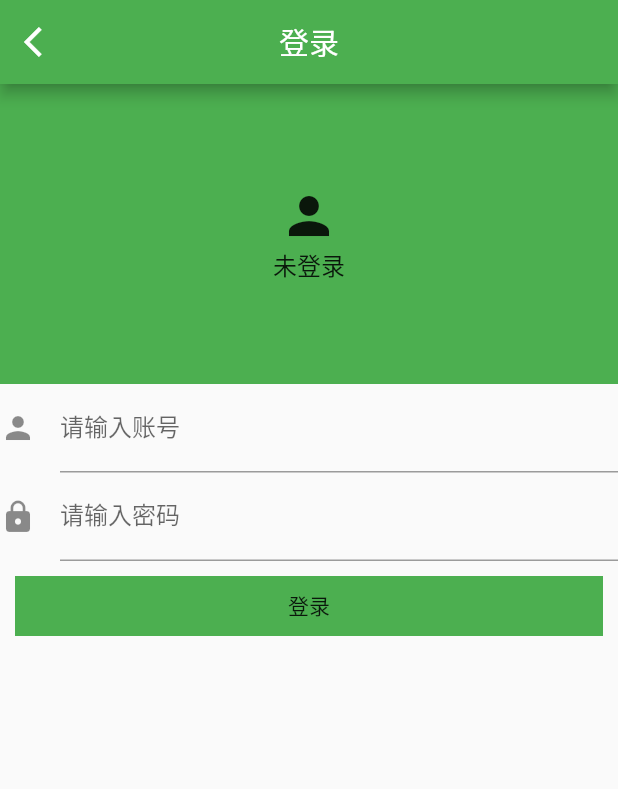
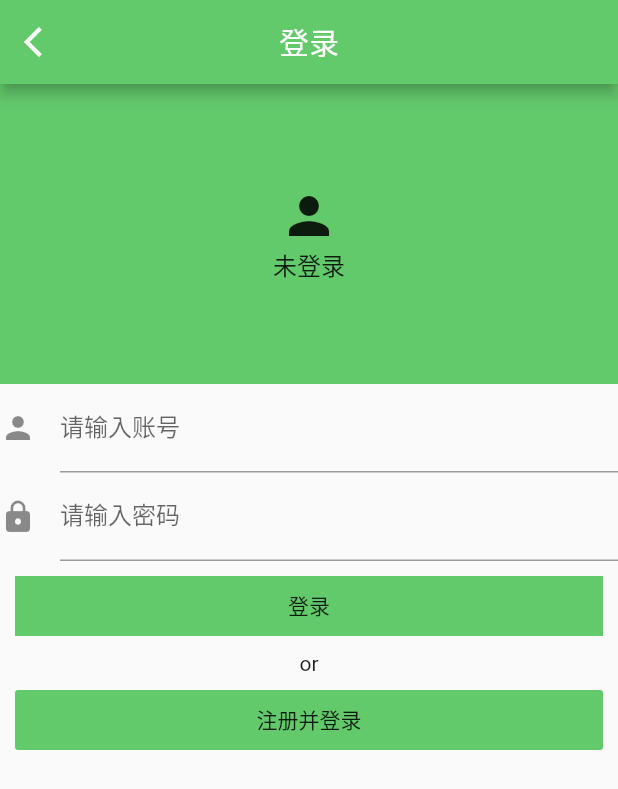
Before and after one commit to zhaoweiguo5505/Flutter_Demo, a Flutter app: the LoginPage screen opened directly, on a phone screen of 412 x 824 dp. Shown: the top 789 px of the screen. Run offline on Flutter 3.47's test engine with Material 2 defaults, Android fonts, the light colour scheme and no system bars; our stand-ins replace dio, flutter_swiper, localstorage, rxdart, shared_preferences; missing offline and left inert: cookie_jar, dio_cookie_manager, flutter_webview_plugin; accounts and stored records are empty; statements that could not run were skipped.

Commit message:
添加 主题颜色设置页面

```diff
--- a/lib/http/BaseHttp.dart
+++ b/lib/http/BaseHttp.dart
@@ -88,7 +88,7 @@ class BaseBean{
     data = json['data'];
   }
 }
-
+  //拦截器
 /// 玩Android API
 class ApiInterceptor extends InterceptorsWrapper {
   @override
@@ -97,7 +97,6 @@ class ApiInterceptor extends InterceptorsWrapper {
         ' queryParameters: ${options.queryParameters}');
 //    debugPrint('---api-request--->data--->${options.data}');
     return options;
-
   }
 
   @override
@@ -113,6 +112,7 @@ class ApiInterceptor extends InterceptorsWrapper {
 
   Future<Response> handleFailed(BaseBean respData) {
     debugPrint('---api-response--->error---->$respData');
+    //
     if(respData.code == -1001){
       StorageManager.localStorage.deleteItem(BaseCommon.user);
     }
--- a/lib/main.dart
+++ b/lib/main.dart
@@ -12,7 +12,7 @@ import 'common/BaseCommon.dart';
 import 'http/BaseHttp.dart';
 
 void main() async{
-  await StorageManager.init();
+//  await StorageManager.init();
   runApp(MyApp());
 }
 
@@ -26,7 +26,7 @@ class MyApp extends StatelessWidget {
       theme: ThemeData(
         primarySwatch: Colors.blue,
       ),
-      home:MyHomePage(),
+      home: MyHomePage(),
     );
   }
 
@@ -67,7 +67,6 @@ class _MyHomePageState extends State<MyHomePage>  with SingleTickerProviderState
     bottomtabList.add(Tab(icon: Icon(Icons.group_work),text: '体系',));
     bottomtabList.add(Tab(icon: Icon(Icons.person),text: '我的'));
     tabController = TabController(length: viewList.length, vsync: this);
-
   }
 
   @override
--- a/lib/ui/mine/LoginPage.dart
+++ b/lib/ui/mine/LoginPage.dart
@@ -4,6 +4,7 @@ import 'package:flutter_app/bean/MyCollectBean.dart';
 import 'package:flutter_app/bean/User.dart';
 import 'package:flutter_app/bloc/UserCollectBloc.dart';
 import 'package:flutter_app/common/BaseCommon.dart';
+import 'package:flutter_app/common/DemoColor.dart';
 import 'package:flutter_app/http/BaseHttp.dart';
 import 'package:flutter_app/utils/Toast.dart';
 
@@ -26,7 +27,7 @@ class LoginPageState extends State<LoginPage> {
     return Scaffold(
       appBar: AppBar(
         title: Text('登录'),
-        backgroundColor: Colors.green,
+        backgroundColor: DemoColor.currentColorTheme,
         centerTitle: true,
         leading: IconButton(
             icon: Icon(Icons.arrow_back_ios),
@@ -58,12 +59,28 @@ class LoginPageState extends State<LoginPage> {
           Container(
             margin: EdgeInsets.all(10),
             height: 40,
-            color: Colors.green,
+            color: DemoColor.currentColorTheme,
             child: FlatButton(
                 onPressed: () {
                   login();
                 },
                 child: Text('登录')),
+          ),
+          Container(
+            child: Center(
+              child: Text("or"),
+            ),
+          ),
+          Container(
+            margin: EdgeInsets.all(10),
+            height: 40,
+            child: FlatButton(
+              color: DemoColor.currentColorTheme,
+              child: Text("注册并登录"),
+              onPressed: (){
+          register();
+              },
+            ),
           )
         ],
       ),
@@ -86,7 +103,7 @@ class LoginPageState extends State<LoginPage> {
           )
         ],
       ),
-      decoration: BoxDecoration(color: Colors.green),
+      decoration: BoxDecoration(color: DemoColor.currentColorTheme),
     );
   }
 
@@ -110,4 +127,19 @@ class LoginPageState extends State<LoginPage> {
       Toast.toast(context, BaseHttp.errorMessage);
     }
   }
+
+  void register() async{
+    try{
+      await BaseHttp.getInstance().post(BaseCommon.Register,queryParameters: {
+         "username":usernameController.text.toString(),
+         "password":userPwController.text.toString(),
+         "repassword":userPwController.text.toString(),
+       });
+       login();
+    }
+    catch(e){
+      Toast.toast(context, BaseHttp.errorMessage);
+    }
+  }
+
 }
```
Also changed, not shown: lib/common/BaseCommon.dart (+16 -0 lines), lib/ui/mine/AnimationPage.dart (added, +87 -0 lines), lib/ui/mine/MinePage.dart (+16 -6 lines), 2 other files.
